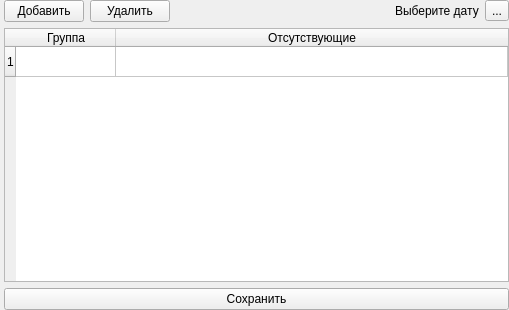
Qt form src/gui/reportdetailswidget.ui (Redgrxve/myReport) before a commit.
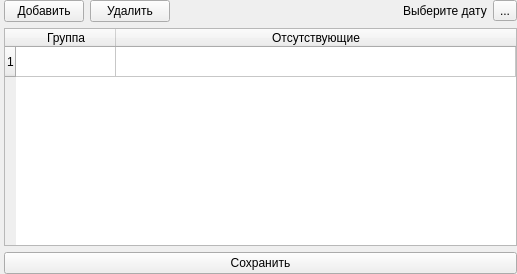
The same form after that commit.

What changed in the file:
```diff
--- a/src/gui/reportdetailswidget.ui
+++ b/src/gui/reportdetailswidget.ui
@@ -6,8 +6,8 @@
    <rect>
     <x>0</x>
     <y>0</y>
-    <width>509</width>
-    <height>310</height>
+    <width>517</width>
+    <height>274</height>
    </rect>
   </property>
   <property name="windowTitle">
@@ -26,7 +26,7 @@
    <property name="bottomMargin">
     <number>0</number>
    </property>
-   <item row="0" column="0" rowspan="2" colspan="2">
+   <item row="0" column="0">
     <layout class="QHBoxLayout" name="horizontalLayout">
      <item>
       <widget class="QPushButton" name="addRowButton">
@@ -55,6 +55,19 @@
        </property>
       </spacer>
      </item>
+     <item>
+      <widget class="QLabel" name="dayLabel">
+       <property name="text">
+        <string/>
+       </property>
+       <property name="scaledContents">
+        <bool>true</bool>
+       </property>
+       <property name="wordWrap">
+        <bool>false</bool>
+       </property>
+      </widget>
+     </item>
      <item>
       <widget class="QLabel" name="dateLabel">
        <property name="text">
@@ -74,20 +87,7 @@
      </item>
     </layout>
    </item>
-   <item row="1" column="1">
-    <widget class="QLabel" name="dayLabel">
-     <property name="text">
-      <string/>
-     </property>
-     <property name="scaledContents">
-      <bool>true</bool>
-     </property>
-     <property name="wordWrap">
-      <bool>false</bool>
-     </property>
-    </widget>
-   </item>
-   <item row="2" column="0" colspan="2">
+   <item row="1" column="0">
     <layout class="QVBoxLayout" name="verticalLayout">
      <item>
       <widget class="QTableWidget" name="tableWidget">
```
Left out of the diff: 2 changed lines with no effect on the pictures.
